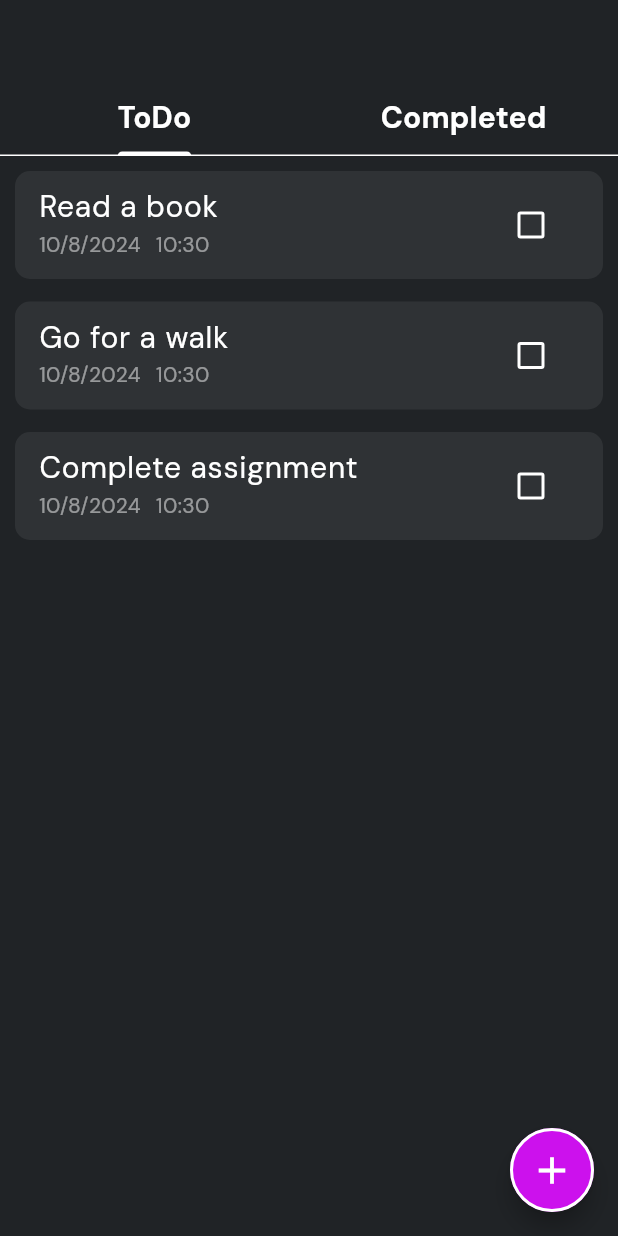
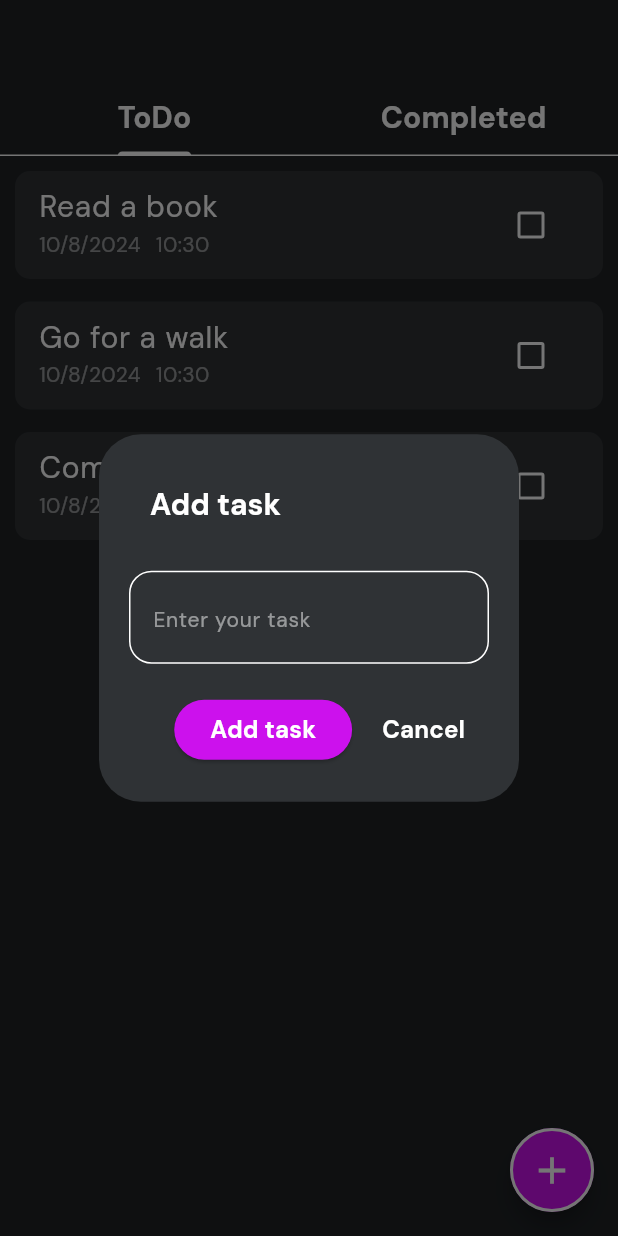
Before and after one commit to PathumDilhara/Note-Sphere-Mobile-App, a Flutter app: the TodoPage screen opened by its route, after a tap on the "add" icon, on a phone screen of 412 x 824 dp. Run offline on Flutter 3.47's test engine with Material 3 defaults, Android fonts, the light colour scheme and no system bars; our stand-ins replace go_router, google_fonts, hive, hive_flutter; accounts and stored records are empty.

Commit message:
Create new task

```diff
--- a/lib/pages/todo_page.dart
+++ b/lib/pages/todo_page.dart
@@ -1,3 +1,4 @@
+import 'package:f24_notes_sphere/helpers/snackbar.dart';
 import 'package:f24_notes_sphere/models/todo_model.dart';
 import 'package:f24_notes_sphere/services/todo_services.dart';
 import 'package:f24_notes_sphere/utils/colors.dart';
@@ -27,6 +28,16 @@ class _TodoPageState extends State<TodoPage>
 
   //o Obj for user services class
   TodoServices todoServices = TodoServices();
+
+  // Controller for message model Text field
+  final TextEditingController _taskController = TextEditingController();
+
+  @override
+  void dispose() {
+    _tabController.dispose();
+    _taskController.dispose();
+    super.dispose();
+  }
 
   @override
   void initState() {
@@ -63,6 +74,112 @@ class _TodoPageState extends State<TodoPage>
     });
   }
 
+  // Open message model
+  void openMessageModel(BuildContext context) {
+    showDialog(
+      context: context,
+      builder: (context) {
+        return AlertDialog(
+          backgroundColor: AppColors.kCardColor,
+          contentPadding: EdgeInsets.zero,
+          title: Column(
+            crossAxisAlignment: CrossAxisAlignment.start,
+            children: [
+              Padding(
+                padding:
+                    const EdgeInsets.symmetric(horizontal: 10.0, vertical: 10),
+                child: Text(
+                  "Add task",
+                  style: AppTextStyles.appDescriptionLargeStyle
+                      .copyWith(fontWeight: FontWeight.bold),
+                ),
+              ),
+            ],
+          ),
+          content: Padding(
+            padding: const EdgeInsets.symmetric(horizontal: 20.0, vertical: 20),
+            child: TextField(
+              controller: _taskController,
+              style: const TextStyle(
+                color: AppColors.kWhiteColor,
+                fontSize: 20,
+              ),
+              decoration: InputDecoration(
+                hintText: "Enter your task",
+                hintStyle: AppTextStyles.appDescriptionSmallStyle.copyWith(
+                  color: AppColors.kWhiteColor.withOpacity(0.5),
+                ),
+                border: OutlineInputBorder(
+                  borderRadius: BorderRadius.circular(15),
+                ),
+              ),
+            ),
+          ),
+          actions: [
+            ElevatedButton(
+              onPressed: () {
+                _addTask();
+              },
+              style: ButtonStyle(
+                backgroundColor:
+                    const WidgetStatePropertyAll(AppColors.kFlaButColor),
+                shape: WidgetStatePropertyAll(
+                  RoundedRectangleBorder(
+                    borderRadius: BorderRadius.circular(100),
+                  ),
+                ),
+              ),
+              child: Text(
+                "Add task",
+                style: AppTextStyles.appButton,
+              ),
+            ),
+            TextButton(
+              onPressed: () {
+                Navigator.of(context).pop();
+              },
+              style: const ButtonStyle(
+                backgroundColor: WidgetStatePropertyAll(
+                  AppColors.kCardColor,
+                ),
+              ),
+              child: Text(
+                "Cancel",
+                style: AppTextStyles.appButton,
+              ),
+            )
+          ],
+        );
+      },
+    );
+  }
+
+  // Method to add task
+  void _addTask() async {
+    try {
+      if (_taskController.text.isNotEmpty) {
+        // we dont need pass an id bcs by Uuid automatically add an id
+        final TodoModel newTodo = TodoModel(
+          title: _taskController.text,
+          date: DateTime.now(),
+          time: DateTime.now(),
+          isDone: false,
+        );
+
+        await todoServices.addTodo(newTodo);
+        setState(() {
+          allTodos.add(newTodo);
+          incompletedTodos.add(newTodo);
+        });
+
+        AppHelpers.showSnackBar(context, "Task added !");
+        Navigator.pop(context); // close the popup window
+      }
+    } catch(err){
+      AppHelpers.showSnackBar(context, "Failed to add task");
+    }
+  }
+
   @override
   Widget build(BuildContext context) {
     return Scaffold(
@@ -88,7 +205,9 @@ class _TodoPageState extends State<TodoPage>
         ),
       ),
       floatingActionButton: FloatingActionButton(
-        onPressed: () {},
+        onPressed: () {
+          openMessageModel(context);
+        },
         shape: const RoundedRectangleBorder(
           borderRadius: BorderRadius.all(
             Radius.circular(100),
@@ -106,10 +225,12 @@ class _TodoPageState extends State<TodoPage>
         children: [
           // show in order
           TodoTab(
-            inCompletedTodos: incompletedTodos, completedTodos: completedTodos,
+            inCompletedTodos: incompletedTodos,
+            completedTodos: completedTodos,
           ),
           CompletedTab(
-            completedTodos: completedTodos, inCompletedTodos: incompletedTodos,
+            completedTodos: completedTodos,
+            inCompletedTodos: incompletedTodos,
           )
         ],
       ),
```
Also changed, not shown: lib/services/todo_services.dart (+16 -1 lines).
